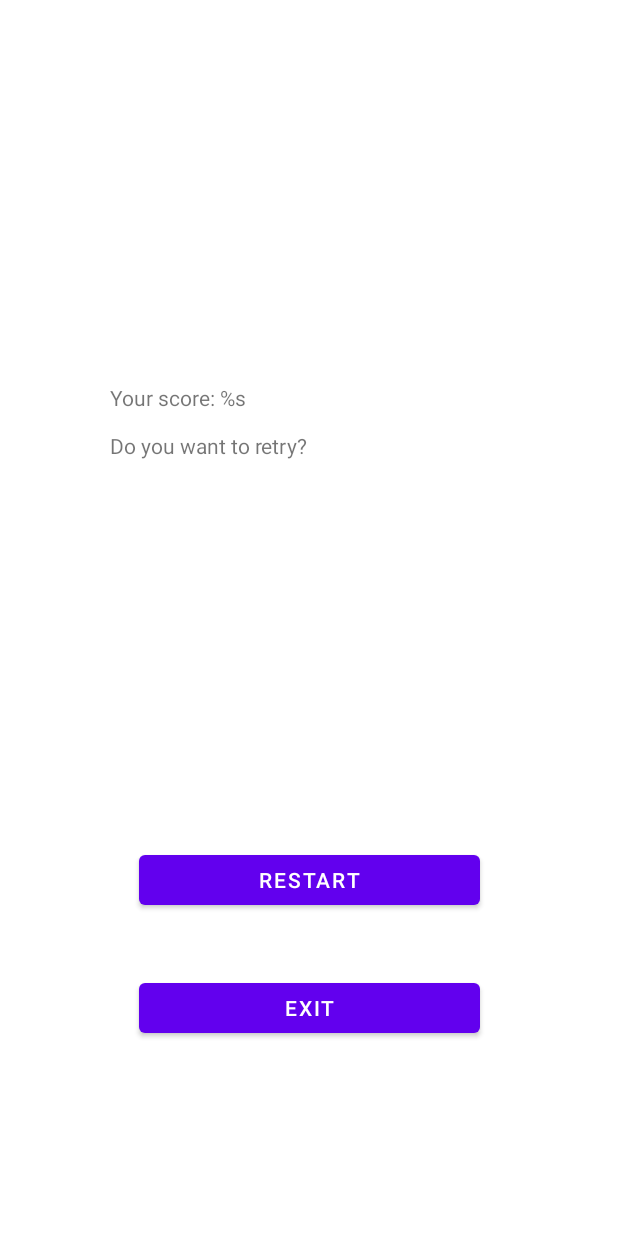
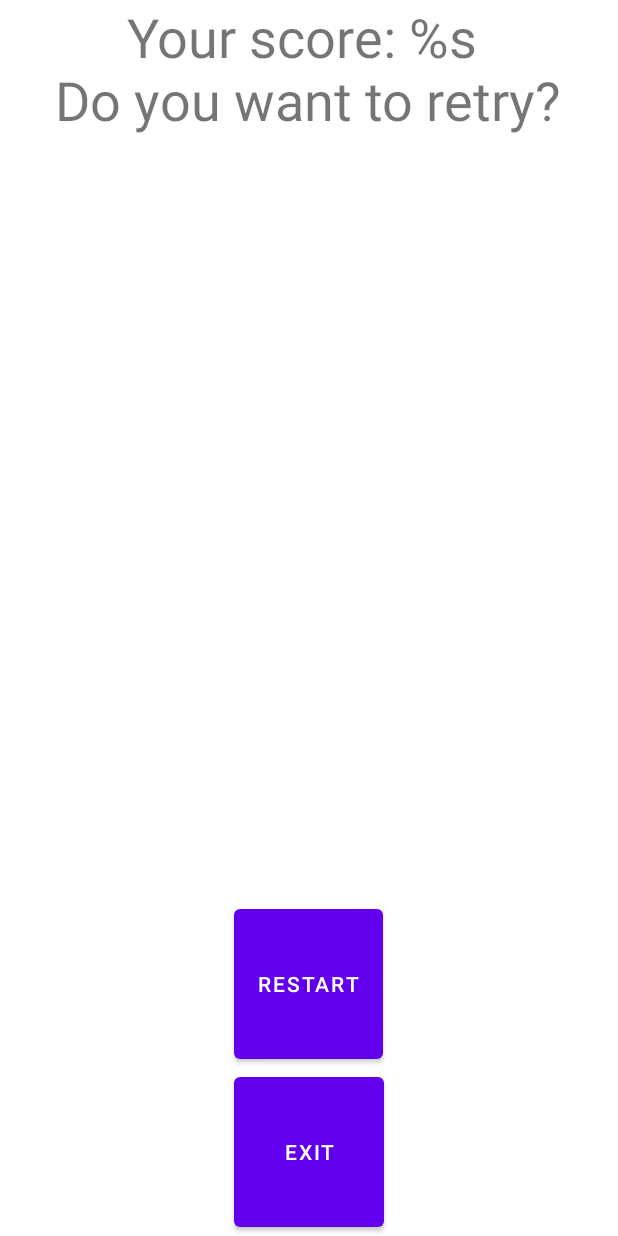
Before and after one commit to KirillKotenok/math_app, an Android app: the layout end_game_fragment.xml on its own in the app's theme, with its tools: preview values and no code run, on a phone screen of 412 x 824 dp. Run offline under Robolectric (Android 15) with nearby library versions, the phone set to English and light mode, and no system bars.

Commit message:
final version

```diff
--- a/app/src/main/res/layout/end_game_fragment.xml
+++ b/app/src/main/res/layout/end_game_fragment.xml
@@ -6,35 +6,37 @@
     android:layout_width="match_parent"
     android:layout_height="match_parent">
 
-    <Button
-        android:id="@+id/restart"
-        android:layout_width="227dp"
-        android:layout_height="45dp"
-        android:layout_marginTop="564dp"
-        android:text="@string/restart"
-        app:layout_constraintEnd_toEndOf="parent"
-        app:layout_constraintStart_toStartOf="parent"
-        app:layout_constraintTop_toTopOf="parent" />
+    <LinearLayout
+        android:layout_width="match_parent"
+        android:layout_height="match_parent"
+        android:background="#FFFFFF"
+        android:orientation="vertical">
 
-    <Button
-        android:id="@+id/exit"
-        android:layout_width="227dp"
-        android:layout_height="45dp"
-        android:layout_marginTop="40dp"
-        android:text="@string/exit"
-        app:layout_constraintBottom_toBottomOf="parent"
-        app:layout_constraintEnd_toEndOf="parent"
-        app:layout_constraintStart_toStartOf="parent"
-        app:layout_constraintTop_toBottomOf="@+id/restart"
-        app:layout_constraintVertical_bias="0.0" />
+        <TextView
+            android:id="@+id/finalResult"
+            android:layout_width="wrap_content"
+            android:layout_height="wrap_content"
+            android:layout_gravity="center"
+            android:layout_weight="8"
+            android:text="@string/result"
+            android:textAlignment="center"
+            android:textSize="36sp" />
 
-    <TextView
-        android:id="@+id/finalResult"
-        android:layout_width="265dp"
-        android:layout_height="53dp"
-        android:text="@string/result"
-        app:layout_constraintBottom_toTopOf="@+id/restart"
-        app:layout_constraintEnd_toEndOf="parent"
-        app:layout_constraintStart_toStartOf="parent"
-        app:layout_constraintTop_toTopOf="parent" />
+        <Button
+            android:id="@+id/restart"
+            android:layout_width="wrap_content"
+            android:layout_height="wrap_content"
+            android:layout_gravity="center"
+            android:layout_weight="1"
+            android:text="@string/restart" />
+
+        <Button
+            android:id="@+id/exit"
+            android:layout_width="100dp"
+            android:layout_height="wrap_content"
+            android:layout_gravity="center"
+            android:layout_weight="1"
+            android:text="@string/exit" />
+    </LinearLayout>
+
 </androidx.constraintlayout.widget.ConstraintLayout>
--- a/app/src/main/res/layout/game_fragment.xml
+++ b/app/src/main/res/layout/game_fragment.xml
@@ -8,6 +8,7 @@
     <LinearLayout
         android:layout_width="match_parent"
         android:layout_height="match_parent"
+        android:background="#FFFFFF"
         android:orientation="vertical"
         android:weightSum="20">
 
@@ -90,6 +91,6 @@
             android:layout_height="match_parent"
             android:layout_weight="6"
             android:gravity="center"
-            android:text="TextView" />
+            android:text="@string/score" />
     </LinearLayout>
 </androidx.constraintlayout.widget.ConstraintLayout>
--- a/app/src/main/res/values/strings.xml
+++ b/app/src/main/res/values/strings.xml
@@ -2,8 +2,9 @@
     <string name="app_name">math_app</string>
     <string name="restart">Restart</string>
     <string name="exit">Exit</string>
-    <string name="result">Your score: %s\n\nDo you want to retry?</string>
+    <string name="result">Your score: %s  \nDo you want to retry?</string>
     <string name="question">Math expression \n\n%s</string>
     <string name="start_text">Tap anywhere to \nstart!</string>
     <string name="timer">Time: %d</string>
+    <string name="score">Your score: %s</string>
 </resources>
--- a/app/src/main/res/values/themes.xml
+++ b/app/src/main/res/values/themes.xml
@@ -1,6 +1,6 @@
 <resources xmlns:tools="http://schemas.android.com/tools">
     <!-- Base application theme. -->
-    <style name="Theme.Math_app" parent="Theme.MaterialComponents.DayNight.DarkActionBar">
+    <style name="Theme.Math_app" parent="Theme.MaterialComponents.DayNight.NoActionBar">
         <!-- Primary brand color. -->
         <item name="colorPrimary">@color/purple_500</item>
         <item name="colorPrimaryVariant">@color/purple_700</item>
```
Also changed, not shown: app/src/main/java/com/spaceinc/math/app/fragment/EndGameFragment.java (+7 -2 lines), app/src/main/java/com/spaceinc/math/app/fragment/GameFragment.java (+15 -13 lines), app/src/main/res/layout/activity_main.xml (+10 -1 lines).
